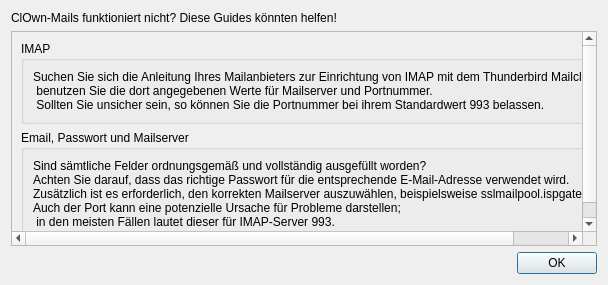
Before: the Qt Designer form src/ui/help_dialog.ui in Sobottasgithub/ClOwn-Mails, drawn with Qt 5.
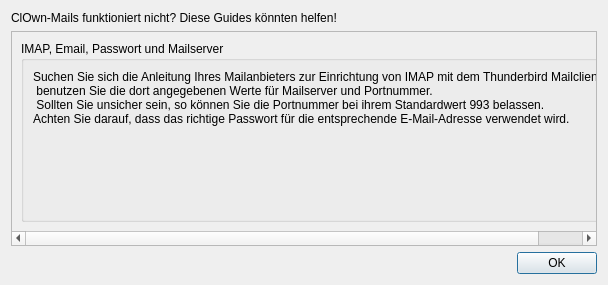
After: the same form once the commit is applied.

The edit to the form file:
```diff
--- a/src/ui/help_dialog.ui
+++ b/src/ui/help_dialog.ui
@@ -44,7 +44,7 @@
          <item>
           <widget class="QGroupBox" name="uiGroupBox_Imap">
            <property name="title">
-            <string>IMAP</string>
+            <string>IMAP, Email, Passwort und Mailserver</string>
            </property>
            <layout class="QGridLayout" name="gridLayout_4">
             <item row="0" column="0">
@@ -58,7 +58,8 @@
               <property name="text">
                <string>Suchen Sie sich die Anleitung Ihres Mailanbieters zur Einrichtung von IMAP mit dem Thunderbird Mailclient und 
  benutzen Sie die dort angegebenen Werte für Mailserver und Portnummer. 
- Sollten Sie unsicher sein, so können Sie die Portnummer bei ihrem Standardwert 993 belassen.</string>
+ Sollten Sie unsicher sein, so können Sie die Portnummer bei ihrem Standardwert 993 belassen.
+Achten Sie darauf, dass das richtige Passwort für die entsprechende E-Mail-Adresse verwendet wird.</string>
               </property>
               <property name="alignment">
                <set>Qt::AlignLeading|Qt::AlignLeft|Qt::AlignTop</set>
@@ -68,39 +69,6 @@
            </layout>
           </widget>
          </item>
-         <item>
-          <widget class="QGroupBox" name="groupBox">
-           <property name="title">
-            <string>Email, Passwort und Mailserver</string>
-           </property>
-           <layout class="QGridLayout" name="gridLayout_5">
-            <item row="0" column="0">
-             <layout class="QGridLayout" name="gridLayout_3">
-              <item row="0" column="0">
-               <widget class="QLabel" name="label_3">
-                <property name="sizePolicy">
-                 <sizepolicy hsizetype="Expanding" vsizetype="Expanding">
-                  <horstretch>0</horstretch>
-                  <verstretch>0</verstretch>
-                 </sizepolicy>
-                </property>
-                <property name="text">
-                 <string>Sind sämtliche Felder ordnungsgemäß und vollständig ausgefüllt worden?
-Achten Sie darauf, dass das richtige Passwort für die entsprechende E-Mail-Adresse verwendet wird.
-Zusätzlich ist es erforderlich, den korrekten Mailserver auszuwählen, beispielsweise sslmailpool.ispgateway.de.
-Auch der Port kann eine potenzielle Ursache für Probleme darstellen;
- in den meisten Fällen lautet dieser für IMAP-Server 993.</string>
-                </property>
-                <property name="alignment">
-                 <set>Qt::AlignLeading|Qt::AlignLeft|Qt::AlignTop</set>
-                </property>
-               </widget>
-              </item>
-             </layout>
-            </item>
-           </layout>
-          </widget>
-         </item>
         </layout>
        </widget>
       </widget>
```
